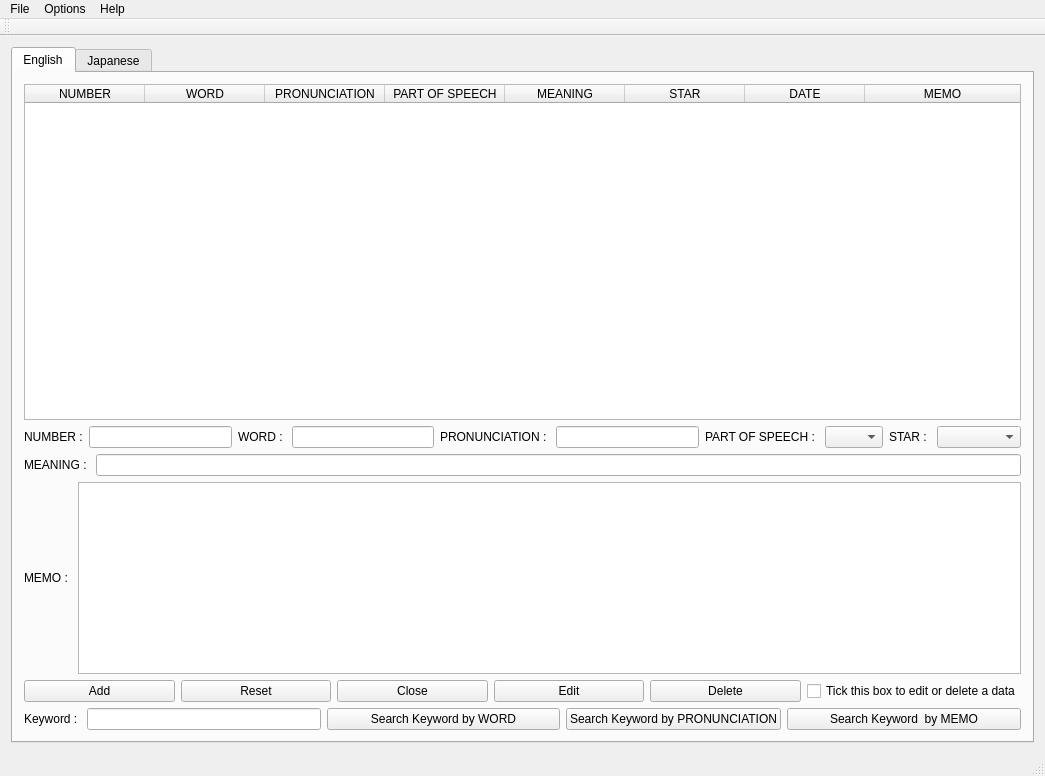
First picture: the form in mainwindow.ui, repository m-fujimoto/Word-savvy, before the edit.
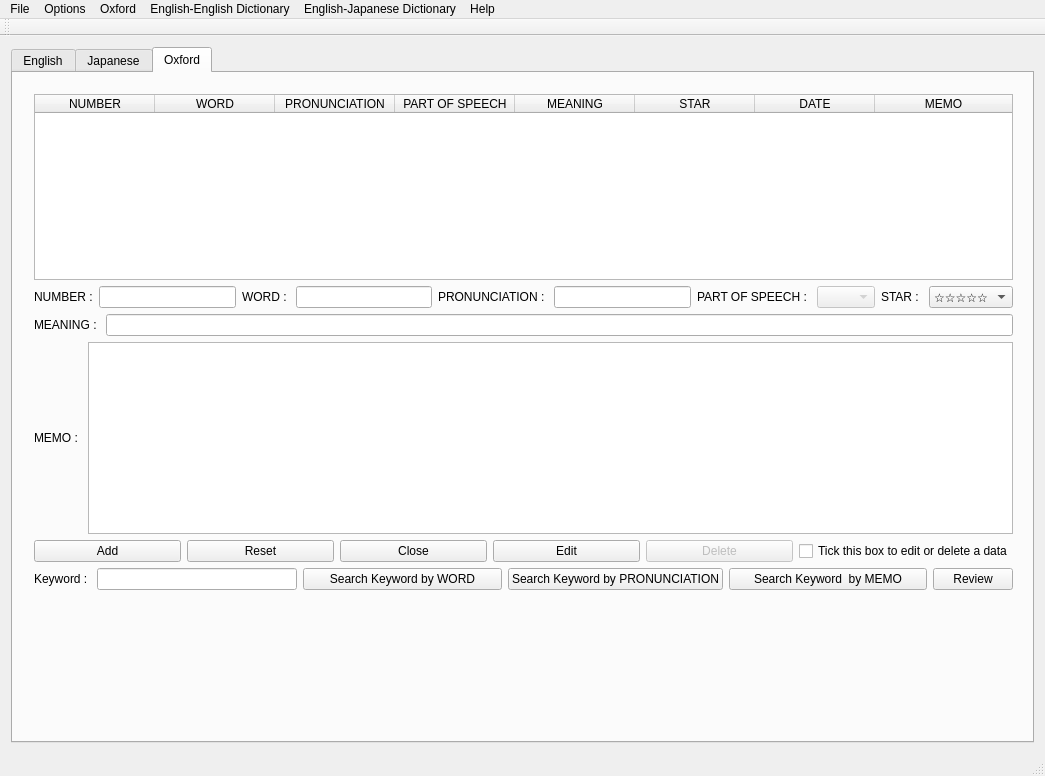
Second picture: the form after the edit. The open tabs and pages were chosen to show the change. Icons and pictures are not drawn.

Diff of the .ui file:
```diff
--- a/mainwindow.ui
+++ b/mainwindow.ui
@@ -30,8 +30,20 @@
    <layout class="QHBoxLayout" name="horizontalLayout_3">
     <item>
      <widget class="QTabWidget" name="tabWidget">
+      <property name="autoFillBackground">
+       <bool>false</bool>
+      </property>
       <property name="currentIndex">
-       <number>1</number>
+       <number>0</number>
+      </property>
+      <property name="tabsClosable">
+       <bool>false</bool>
+      </property>
+      <property name="movable">
+       <bool>false</bool>
+      </property>
+      <property name="tabBarAutoHide">
+       <bool>true</bool>
       </property>
       <widget class="QWidget" name="English_tab">
        <attribute name="title">
@@ -164,48 +176,7 @@
              </widget>
             </item>
             <item>
-             <widget class="QComboBox" name="English_part_of_speech_comboBox">
-              <item>
-               <property name="text">
-                <string/>
-               </property>
-              </item>
-              <item>
-               <property name="text">
-                <string>n.</string>
-               </property>
-              </item>
-              <item>
-               <property name="text">
-                <string>v.</string>
-               </property>
-              </item>
-              <item>
-               <property name="text">
-                <string>pron.</string>
-               </property>
-              </item>
-              <item>
-               <property name="text">
-                <string>prep.</string>
-               </property>
-              </item>
-              <item>
-               <property name="text">
-                <string>adj.</string>
-               </property>
-              </item>
-              <item>
-               <property name="text">
-                <string>adv.</string>
-               </property>
-              </item>
-              <item>
-               <property name="text">
-                <string>conj.</string>
-               </property>
-              </item>
-             </widget>
+             <widget class="QComboBox" name="English_part_of_speech_comboBox"/>
             </item>
             <item>
              <widget class="QLabel" name="label_11">
@@ -218,7 +189,7 @@
              <widget class="QComboBox" name="English_comboBox">
               <item>
                <property name="text">
-                <string/>
+                <string>☆☆☆☆☆</string>
                </property>
               </item>
               <item>
@@ -354,7 +325,7 @@
             <item>
              <widget class="QLabel" name="label_13">
               <property name="text">
-               <string>Keyword : </string>
+               <string>KEYWORD : </string>
               </property>
              </widget>
             </item>
@@ -383,14 +354,14 @@
                </sizepolicy>
               </property>
               <property name="text">
-               <string>Search Keyword by WORD</string>
+               <string>Search KEYWORD by WORD</string>
               </property>
              </widget>
             </item>
             <item>
              <widget class="QPushButton" name="search_English_keyword_by_pronunciation_pushButton">
               <property name="text">
-               <string>Search Keyword by PRONUNCIATION</string>
+               <string>Search KEYWORD by PRONUNCIATION</string>
               </property>
              </widget>
             </item>
@@ -403,7 +374,14 @@
                </sizepolicy>
               </property>
               <property name="text">
-               <string>Search Keyword  by MEMO</string>
+               <string>Search KEYWORD  by MEMO</string>
+              </property>
+             </widget>
+            </item>
+            <item>
+             <widget class="QPushButton" name="English_review_pushButton">
+              <property name="text">
+               <string>Review</string>
               </property>
              </widget>
             </item>
@@ -738,6 +716,418 @@
         </item>
        </layout>
       </widget>
+      <widget class="QWidget" name="Oxford_tab">
+       <attribute name="title">
+        <string>Oxford</string>
+       </attribute>
+       <widget class="QWidget" name="layoutWidget">
+        <property name="geometry">
+         <rect>
+          <x>10</x>
+          <y>10</y>
+          <width>1001</width>
+          <height>518</height>
+         </rect>
+        </property>
+        <layout class="QVBoxLayout" name="verticalLayout_3">
+         <item>
+          <widget class="QTableWidget" name="Oxford_tableWidget">
+           <property name="sizePolicy">
+            <sizepolicy hsizetype="Expanding" vsizetype="Expanding">
+             <horstretch>0</horstretch>
+             <verstretch>0</verstretch>
+            </sizepolicy>
+           </property>
+           <property name="autoFillBackground">
+            <bool>false</bool>
+           </property>
+           <property name="editTriggers">
+            <set>QAbstractItemView::NoEditTriggers</set>
+           </property>
+           <property name="alternatingRowColors">
+            <bool>false</bool>
+           </property>
+           <property name="textElideMode">
+            <enum>Qt::ElideRight</enum>
+           </property>
+           <property name="sortingEnabled">
+            <bool>false</bool>
+           </property>
+           <attribute name="horizontalHeaderCascadingSectionResizes">
+            <bool>true</bool>
+           </attribute>
+           <attribute name="horizontalHeaderDefaultSectionSize">
+            <number>120</number>
+           </attribute>
+           <attribute name="horizontalHeaderStretchLastSection">
+            <bool>true</bool>
+           </attribute>
+           <attribute name="verticalHeaderVisible">
+            <bool>false</bool>
+           </attribute>
+           <attribute name="verticalHeaderStretchLastSection">
+            <bool>false</bool>
+           </attribute>
+           <column>
+            <property name="text">
+             <string>NUMBER</string>
+            </property>
+           </column>
+           <column>
+            <property name="text">
+             <string>WORD</string>
+            </property>
+           </column>
+           <column>
+            <property name="text">
+             <string>PRONUNCIATION</string>
+            </property>
+           </column>
+           <column>
+            <property name="text">
+             <string>PART OF SPEECH</string>
+            </property>
+           </column>
+           <column>
+            <property name="text">
+             <string>MEANING</string>
+            </property>
+           </column>
+           <column>
+            <property name="text">
+             <string>STAR</string>
+            </property>
+           </column>
+           <column>
+            <property name="text">
+             <string>DATE</string>
+            </property>
+           </column>
+           <column>
+            <property name="text">
+             <string>MEMO</string>
+            </property>
+           </column>
+          </widget>
+         </item>
+         <item>
+          <layout class="QHBoxLayout" name="horizontalLayout_13">
+           <item>
+            <widget class="QLabel" name="label_17">
+             <property name="text">
+              <string>NUMBER :</string>
+             </property>
+            </widget>
+           </item>
+           <item>
+            <widget class="QLineEdit" name="Oxford_number_lineEdit">
+             <property name="enabled">
+              <bool>true</bool>
+             </property>
+             <property name="readOnly">
+              <bool>true</bool>
+             </property>
+            </widget>
+           </item>
+           <item>
+            <widget class="QLabel" name="Oxford_word_label">
+             <property name="text">
+              <string>WORD : </string>
+             </property>
+            </widget>
+           </item>
+           <item>
+            <widget class="QLineEdit" name="Oxford_word_lineEdit">
+             <property name="readOnly">
+              <bool>true</bool>
+             </property>
+            </widget>
+           </item>
+           <item>
+            <widget class="QLabel" name="label_19">
+             <property name="text">
+              <string>PRONUNCIATION : </string>
+             </property>
+            </widget>
+           </item>
+           <item>
+            <widget class="QLineEdit" name="Oxford_pronunciation_lineEdit"/>
+           </item>
+           <item>
+            <widget class="QLabel" name="Oxford_part_of_speech_label">
+             <property name="text">
+              <string>PART OF SPEECH : </string>
+             </property>
+            </widget>
+           </item>
+           <item>
+            <widget class="QComboBox" name="Oxford_part_of_speech_comboBox">
+             <property name="enabled">
+              <bool>false</bool>
+             </property>
+             <item>
+              <property name="text">
+               <string/>
+              </property>
+             </item>
+             <item>
+              <property name="text">
+               <string>n.</string>
+              </property>
+             </item>
+             <item>
+              <property name="text">
+               <string>v.</string>
+              </property>
+             </item>
+             <item>
+              <property name="text">
+               <string>pron.</string>
+              </property>
+             </item>
+             <item>
+              <property name="text">
+               <string>prep.</string>
+              </property>
+             </item>
+             <item>
+              <property name="text">
+               <string>adj.</string>
+              </property>
+             </item>
+             <item>
+              <property name="text">
+               <string>adv.</string>
+              </property>
+             </item>
+             <item>
+              <property name="text">
+               <string>conj.</string>
+              </property>
+             </item>
+            </widget>
+           </item>
+           <item>
+            <widget class="QLabel" name="label_21">
+             <property name="text">
+              <string>STAR : </string>
+             </property>
+            </widget>
+           </item>
+           <item>
+            <widget class="QComboBox" name="Oxford_star_comboBox">
+             <item>
+              <property name="text">
+               <string>☆☆☆☆☆</string>
+              </property>
+             </item>
+             <item>
+              <property name="text">
+               <string>★☆☆☆☆</string>
+              </property>
+             </item>
+             <item>
+              <property name="text">
+               <string>★★☆☆☆</string>
+              </property>
+             </item>
+             <item>
+              <property name="text">
+               <string>★★★☆☆</string>
+              </property>
+             </item>
+             <item>
+              <property name="text">
+               <string>★★★★☆</string>
+              </property>
+             </item>
+             <item>
+              <property name="text">
+               <string>★★★★★</string>
+              </property>
+             </item>
+            </widget>
+           </item>
+          </layout>
+         </item>
+         <item>
+          <layout class="QHBoxLayout" name="horizontalLayout_14">
+           <item>
+            <widget class="QLabel" name="label_22">
+             <property name="text">
+              <string>MEANING : </string>
+             </property>
+            </widget>
+           </item>
+           <item>
+            <widget class="QLineEdit" name="Oxford_meaning_lineEdit"/>
+           </item>
+          </layout>
+         </item>
+         <item>
+          <layout class="QHBoxLayout" name="horizontalLayout_16">
+           <item>
+            <widget class="QLabel" name="label_23">
+             <property name="text">
+              <string>MEMO : </string>
+             </property>
+            </widget>
+           </item>
+           <item>
+            <widget class="QTextEdit" name="Oxford_textEdit">
+             <property name="sizePolicy">
+              <sizepolicy hsizetype="Expanding" vsizetype="Minimum">
+               <horstretch>0</horstretch>
+               <verstretch>0</verstretch>
+              </sizepolicy>
+             </property>
+            </widget>
+           </item>
+          </layout>
+         </item>
+         <item>
+          <layout class="QHBoxLayout" name="horizontalLayout_17">
+           <item>
+            <widget class="QPushButton" name="Oxford_add_pushButton">
+             <property name="enabled">
+              <bool>true</bool>
+             </property>
+             <property name="text">
+              <string>Add</string>
+             </property>
+            </widget>
+           </item>
+           <item>
+            <widget class="QPushButton" name="Oxford_reset_pushButton">
+             <property name="text">
+              <string>Reset</string>
+             </property>
+            </widget>
+           </item>
+           <item>
+            <widget class="QPushButton" name="Oxford_close_pushButton">
+             <property name="sizePolicy">
+              <sizepolicy hsizetype="Minimum" vsizetype="Fixed">
+               <horstretch>0</horstretch>
+               <verstretch>0</verstretch>
+              </sizepolicy>
+             </property>
+             <property name="text">
+              <string>Close</string>
+             </property>
+            </widget>
+           </item>
+           <item>
+            <widget class="QPushButton" name="Oxford_edit_pushButton">
+             <property name="text">
+              <string>Edit</string>
+             </property>
+            </widget>
+           </item>
+           <item>
+            <widget class="QPushButton" name="Oxford_delete_pushButton">
+             <property name="enabled">
+              <bool>false</bool>
+             </property>
+             <property name="text">
+              <string>Delete</string>
+             </property>
+            </widget>
+           </item>
+           <item>
+            <widget class="QCheckBox" name="Oxford_checkBox">
+             <property name="text">
+              <string>Tick this box to edit or delete a data</string>
+             </property>
+            </widget>
+           </item>
+          </layout>
+         </item>
+         <item>
+          <layout class="QHBoxLayout" name="horizontalLayout_18">
+           <item>
+            <widget class="QLabel" name="label_24">
+             <property name="text">
+              <string>Keyword : </string>
+             </property>
+            </widget>
+           </item>
+           <item>
+            <widget class="QLineEdit" name="Oxford_keyword_lineEdit">
+             <property name="sizePolicy">
+              <sizepolicy hsizetype="Expanding" vsizetype="Fixed">
+               <horstretch>0</horstretch>
+               <verstretch>0</verstretch>
+              </sizepolicy>
+             </property>
+             <property name="minimumSize">
+              <size>
+               <width>200</width>
+               <height>0</height>
+              </size>
+             </property>
+            </widget>
+           </item>
+           <item>
+            <widget class="QPushButton" name="search_Oxford_keyword_by_word_pushButton">
+             <property name="sizePolicy">
+              <sizepolicy hsizetype="Expanding" vsizetype="Fixed">
+               <horstretch>0</horstretch>
+               <verstretch>0</verstretch>
+              </sizepolicy>
+             </property>
+             <property name="text">
+              <string>Search Keyword by WORD</string>
+             </property>
+            </widget>
+           </item>
+           <item>
+            <widget class="QPushButton" name="search_Oxford_keyword_by_pronunciation_pushButton">
+             <property name="text">
+              <string>Search Keyword by PRONUNCIATION</string>
+             </property>
+            </widget>
+           </item>
+           <item>
+            <widget class="QPushButton" name="search_Oxford_keyword_by_memo_pushButton">
+             <property name="sizePolicy">
+              <sizepolicy hsizetype="Expanding" vsizetype="Fixed">
+               <horstretch>0</horstretch>
+               <verstretch>0</verstretch>
+              </sizepolicy>
+             </property>
+             <property name="text">
+              <string>Search Keyword  by MEMO</string>
+             </property>
+            </widget>
+           </item>
+           <item>
+            <widget class="QPushButton" name="Oxford_review_pushButton">
+             <property name="enabled">
+              <bool>true</bool>
+             </property>
+             <property name="sizePolicy">
+              <sizepolicy hsizetype="Minimum" vsizetype="Fixed">
+               <horstretch>0</horstretch>
+               <verstretch>0</verstretch>
+              </sizepolicy>
+             </property>
+             <property name="minimumSize">
+              <size>
+               <width>0</width>
+               <height>0</height>
+              </size>
+             </property>
+             <property name="text">
+              <string>Review</string>
+             </property>
+            </widget>
+           </item>
+          </layout>
+         </item>
+        </layout>
+       </widget>
+      </widget>
      </widget>
     </item>
    </layout>
@@ -769,8 +1159,54 @@
     </property>
     <addaction name="actionFont"/>
    </widget>
+   <widget class="QMenu" name="menuOxford">
+    <property name="title">
+     <string>Oxford</string>
+    </property>
+    <widget class="QMenu" name="menuOXford_Seventh_Edition_Specialist_lists">
+     <property name="title">
+      <string>OXford Seventh Edition Specialist lists</string>
+     </property>
+     <addaction name="actionOxford_Seventh_edition_Arts_words"/>
+     <addaction name="actionOxford_Seventh_edition_Science_words"/>
+     <addaction name="actionOxford_Seventh_edition_Business_and_finance_words"/>
+    </widget>
+    <addaction name="actionOxford_3000"/>
+    <addaction name="actionOxford_5000"/>
+    <addaction name="actionOxford_5000_excluding_Oxford_3000"/>
+    <addaction name="actionOxford_Phrasal_Academic_Lexicon"/>
+    <addaction name="actionOxford_Phrase_List"/>
+    <addaction name="separator"/>
+    <addaction name="menuOXford_Seventh_Edition_Specialist_lists"/>
+   </widget>
+   <widget class="QMenu" name="menuDictionary">
+    <property name="title">
+     <string>English-English Dictionary</string>
+    </property>
+    <addaction name="actionOxford_Advanced_Learner_s_Dictionary"/>
+    <addaction name="actionLongman_Dictionary"/>
+    <addaction name="actionCambridge_Dictionary"/>
+    <addaction name="actionMacmillan_Dictionary"/>
+    <addaction name="actionCollins_Dictionary"/>
+    <addaction name="actionMerriam_Webster_Dictionary"/>
+    <addaction name="separator"/>
+    <addaction name="actionLexico"/>
+    <addaction name="actionUrban_Dictionary"/>
+    <addaction name="separator"/>
+   </widget>
+   <widget class="QMenu" name="menuJapanese_Dictionary">
+    <property name="title">
+     <string>English-Japanese Dictionary</string>
+    </property>
+    <addaction name="actionWeblio"/>
+    <addaction name="actionEijirou"/>
+    <addaction name="actiongoo"/>
+   </widget>
    <addaction name="menuFile"/>
    <addaction name="menuOptions"/>
+   <addaction name="menuOxford"/>
+   <addaction name="menuDictionary"/>
+   <addaction name="menuJapanese_Dictionary"/>
    <addaction name="menuHelp"/>
   </widget>
   <widget class="QToolBar" name="mainToolBar">
```
Left out of the diff: 184 changed lines with no effect on the pictures.
